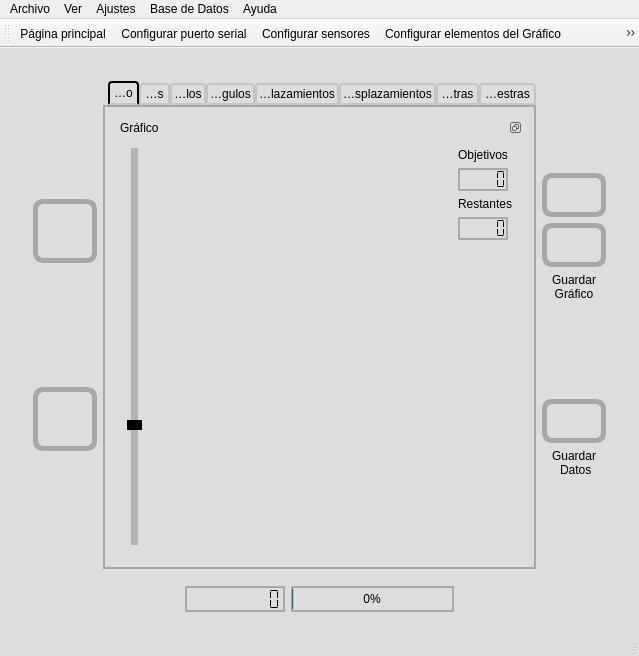
Old version of the form mainwindow.ui in the repository hectorda/Bio-Feedback.
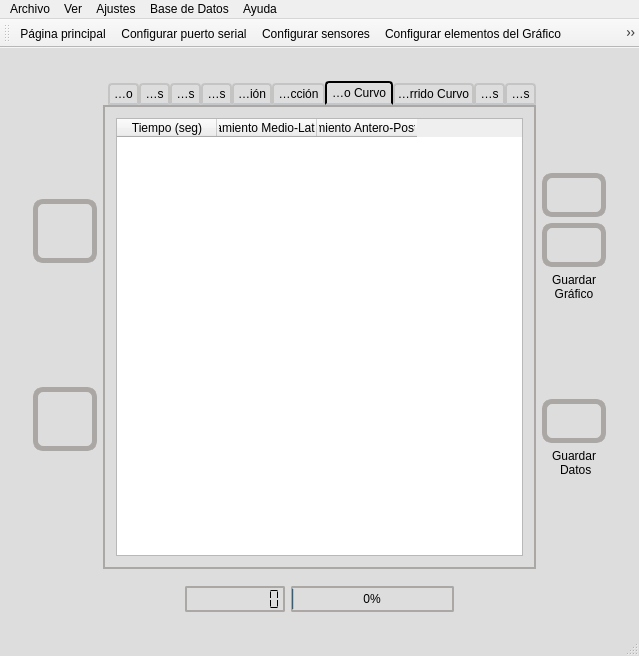
New version of the form. The open tabs and pages were chosen to show the change. Icons and pictures are not drawn. Custom widgets are drawn as their Qt base class.

Commit message: Agregada Tabla Desplazamiento

```diff
--- a/mainwindow.ui
+++ b/mainwindow.ui
@@ -1099,7 +1099,7 @@
              </property>
              <widget class="QWidget" name="tab_grafico">
               <attribute name="title">
-               <string>Grafico</string>
+               <string>Gráfico</string>
               </attribute>
               <layout class="QHBoxLayout" name="horizontalLayout">
                <item>
@@ -1327,7 +1327,7 @@
              </widget>
              <widget class="QWidget" name="tab_tablaDesplazamientos">
               <attribute name="title">
-               <string>Datos desplazamientos</string>
+               <string>Datos desplazamientos Proyección</string>
               </attribute>
               <layout class="QGridLayout" name="gridLayout_11">
                <item row="0" column="0">
@@ -1353,7 +1353,7 @@
              </widget>
              <widget class="QWidget" name="tab_GraficoDespalazamientos">
               <attribute name="title">
-               <string>Gráficos desplazamientos</string>
+               <string>Gráficos desplazamientos Proyección</string>
               </attribute>
               <layout class="QGridLayout" name="gridLayout_12">
                <item row="0" column="0">
@@ -1379,6 +1379,55 @@
                </item>
               </layout>
              </widget>
+             <widget class="QWidget" name="tab_tablaDesplazamientosRecorridoCurvo">
+              <attribute name="title">
+               <string>Datos desplazamientos Recorrido Curvo</string>
+              </attribute>
+              <layout class="QVBoxLayout" name="verticalLayout_10">
+               <item>
+                <widget class="QTableWidget" name="tableWidgetDesplazamientosRecorridoCurvo">
+                 <column>
+                  <property name="text">
+                   <string>Tiempo (seg)</string>
+                  </property>
+                 </column>
+                 <column>
+                  <property name="text">
+                   <string>Desplazamiento Medio-Lateral (cm)</string>
+                  </property>
+                 </column>
+                 <column>
+                  <property name="text">
+                   <string>Desplazamiento Antero-Posterior (cm)</string>
+                  </property>
+                 </column>
+                </widget>
+               </item>
+              </layout>
+             </widget>
+             <widget class="QWidget" name="tab_GraficoDesplazamientosRecorridoCurvo">
+              <attribute name="title">
+               <string>Gráficos desplazamientos Recorrido Curvo</string>
+              </attribute>
+              <layout class="QGridLayout" name="gridLayout_13">
+               <item row="0" column="0">
+                <widget class="QWidget" name="widget_2" native="true">
+                 <layout class="QGridLayout" name="gridLayout_16">
+                  <item row="0" column="0">
+                   <widget class="QCustomPlot" name="qCustomPlotGraficoDesplazamientosRecorridoCurvo" native="true"/>
+                  </item>
+                  <item row="1" column="0">
+                   <widget class="QPushButton" name="pushButtonAnalizarGraficoDesplazamientosRecorridoCurvo">
+                    <property name="text">
+                     <string>PushButton</string>
+                    </property>
+                   </widget>
+                  </item>
+                 </layout>
+                </widget>
+               </item>
+              </layout>
+             </widget>
              <widget class="QWidget" name="tab_TablaMuestras">
               <attribute name="title">
                <string>Datos muestras</string>
```
Left out of the diff: 12 changed lines with no effect on the pictures. The commit also changes 5 other files.
